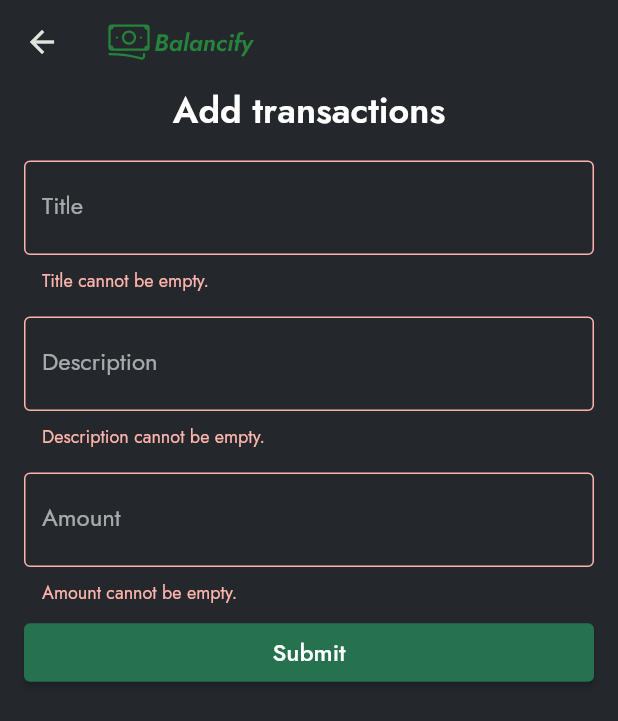
After one commit to Marvvllo/balancify, a Flutter app: the AddTransactionPage screen opened directly, after a tap on "Submit", on a phone screen of 412 x 824 dp. The commit adds this screen. Shown: the top 721 px of the screen. Run offline on Flutter 3.47's test engine with Material 2 defaults, Android fonts, the phone set to English and light mode, and no system bars; our stand-ins replace flutter_svg.

Commit message:
[WIP] Added Add Transaction Page

```diff
--- a/lib/constants/colors.dart
+++ b/lib/constants/colors.dart
@@ -3,6 +3,7 @@ import 'package:flutter/widgets.dart';
 class AppColor {
   AppColor._();
   static const Color primary = Color(0xff54FDAD);
+  static const Color darkPrimary = Color(0xFF26714E);
   static const Color dark = Color(0xff24282D);
   static const Color lightGrey = Color(0xff33373C);
 }
--- a/lib/main.dart
+++ b/lib/main.dart
@@ -1,5 +1,6 @@
 // ignore_for_file: prefer_const_constructors
 
+import 'package:balancify/pages/add_transaction.dart';
 import 'package:flutter/material.dart';
 import 'package:flutter_svg/flutter_svg.dart';
 import 'constants/colors.dart';
@@ -23,6 +24,7 @@ class MainApp extends StatelessWidget {
             seedColor: AppColor.primary,
             brightness: Brightness.dark,
           )),
+      color: AppColor.dark,
       home: AppNavigation(),
     );
   }
@@ -77,6 +79,21 @@ class AppNavigationState extends State<AppNavigation>
             height: 24,
           ),
         ),
+        actions: [
+          IconButton(
+            onPressed: () {
+              Navigator.push(
+                context,
+                MaterialPageRoute(
+                    builder: (context) => const AddTransactionPage()),
+              );
+            },
+            icon: Icon(
+              Icons.add,
+              color: Colors.white,
+            ),
+          )
+        ],
         backgroundColor: AppColor.dark,
         elevation: 0,
       ),
--- /dev/null
+++ b/lib/pages/add_transaction.dart
@@ -0,0 +1,159 @@
+// ignore_for_file: prefer_const_constructors, prefer_const_literals_to_create_immutables
+
+import 'package:balancify/constants/colors.dart';
+import 'package:balancify/pages/transaction_detail.dart';
+import 'package:flutter/material.dart';
+import 'package:flutter_svg/flutter_svg.dart';
+
+class AddTransactionPage extends StatefulWidget {
+  const AddTransactionPage({super.key});
+
+  @override
+  State<AddTransactionPage> createState() => _AddTransactionPageState();
+}
+
+class _AddTransactionPageState extends State<AddTransactionPage> {
+  final _formKey = GlobalKey<FormState>();
+
+  final title = TextEditingController();
+  final desc = TextEditingController();
+  final dateTime = TextEditingController();
+  final amount = TextEditingController();
+
+  @override
+  Widget build(BuildContext context) {
+    return Scaffold(
+      backgroundColor: AppColor.dark,
+      appBar: AppBar(
+        title: Padding(
+          padding: const EdgeInsets.symmetric(vertical: 8.0),
+          child: SvgPicture.asset(
+            'assets/logo.svg',
+            semanticsLabel: 'Balancify Logo',
+            height: 24,
+          ),
+        ),
+        backgroundColor: AppColor.dark,
+        elevation: 0,
+      ),
+      body: Padding(
+        padding: const EdgeInsets.symmetric(horizontal: 16.0),
+        child: Form(
+          key: _formKey,
+          child: Column(
+            children: [
+              Text(
+                "Add transactions",
+                style: TextStyle(
+                  fontWeight: FontWeight.w600,
+                  fontSize: 24.0,
+                ),
+              ),
+
+              SizedBox(height: 16.0),
+
+              // Title Field
+              TextFormField(
+                controller: title,
+                keyboardType: TextInputType.text,
+                decoration: InputDecoration(
+                  labelText: "Title",
+                  border: OutlineInputBorder(
+                    borderSide: BorderSide(color: AppColor.primary, width: 2.0),
+                  ),
+                ),
+                validator: (value) {
+                  if (value!.isEmpty) {
+                    return "Title cannot be empty.";
+                  }
+                  return null;
+                },
+              ),
+
+              SizedBox(height: 16.0),
+
+              // Desc Field
+              TextFormField(
+                controller: desc,
+                keyboardType: TextInputType.text,
+                decoration: InputDecoration(
+                  labelText: "Description",
+                  border: OutlineInputBorder(
+                    borderSide: BorderSide(color: AppColor.primary, width: 2.0),
+                  ),
+                ),
+                validator: (value) {
+                  if (value!.isEmpty) {
+                    return "Description cannot be empty.";
+                  }
+                  return null;
+                },
+              ),
+
+              SizedBox(height: 16.0),
+
+              // Amount Field
+              TextFormField(
+                controller: amount,
+                keyboardType: TextInputType.text,
+                decoration: InputDecoration(
+                  labelText: "Amount",
+                  border: OutlineInputBorder(
+                    borderSide: BorderSide(color: AppColor.primary, width: 2.0),
+                  ),
+                ),
+                validator: (value) {
+                  if (value!.isEmpty) {
+                    return "Amount cannot be empty.";
+                  }
+                  return null;
+                },
+              ),
+
+              SizedBox(height: 8.0),
+
+              // Submit Button
+              SizedBox(
+                width: double.maxFinite,
+                child: ElevatedButton(
+                  style: ButtonStyle(
+                    padding: MaterialStateProperty.resolveWith((states) {
+                      return EdgeInsets.symmetric(vertical: 8.0);
+                    }),
+                    backgroundColor:
+                        MaterialStateProperty.resolveWith((states) {
+                      // If the button is pressed, return green, otherwise blue
+                      if (states.contains(MaterialState.pressed)) {
+                        return AppColor.primary;
+                      }
+                      return AppColor.darkPrimary;
+                    }),
+                  ),
+                  onPressed: () {
+                    if (_formKey.currentState!.validate()) {
+                      Navigator.push(
+                          context,
+                          MaterialPageRoute(
+                              builder: (_) => TransactionDetailPage(
+                                    title: title.text,
+                                    desc: desc.text,
+                                    amount: amount.text,
+                                  )));
+                    }
+                  },
+                  child: Text(
+                    "Submit",
+                    style: TextStyle(
+                        color: Colors.white,
+                        fontWeight: FontWeight.w500,
+                        fontSize: 16.0),
+                  ),
+                ),
+              )
+            ],
+          ),
+        ),
+      ),
+    );
+  }
+}
--- /dev/null
+++ b/lib/pages/transaction_detail.dart
@@ -0,0 +1,42 @@
+// ignore_for_file: prefer_const_constructors
+
+import 'package:flutter/material.dart';
+import 'package:balancify/constants/colors.dart';
+import 'package:flutter_svg/flutter_svg.dart';
+
+class TransactionDetailPage extends StatelessWidget {
+  const TransactionDetailPage({
+    super.key,
+    required this.title,
+    required this.desc,
+    required this.amount,
+  });
+
+  final String title, desc, amount;
+
+  @override
+  Widget build(BuildContext context) {
+    return Scaffold(
+      backgroundColor: AppColor.dark,
+      appBar: AppBar(
+        title: Padding(
+          padding: EdgeInsets.symmetric(vertical: 8.0),
+          child: SvgPicture.asset(
+            'assets/logo.svg',
+            semanticsLabel: 'Balancify Logo',
+            height: 24,
+          ),
+        ),
+        backgroundColor: AppColor.dark,
+        elevation: 0,
+      ),
+      body: Column(
+        children: [
+          Text(title),
+          Text(desc),
+          Text(amount),
+        ],
+      ),
+    );
+  }
+}
--- a/lib/pages/transactions.dart
+++ b/lib/pages/transactions.dart
@@ -134,6 +134,8 @@ class TransactionsPage extends StatelessWidget {
             ],
           ),
         ),
+
+        // List Transaksi
       ],
     );
   }
```
